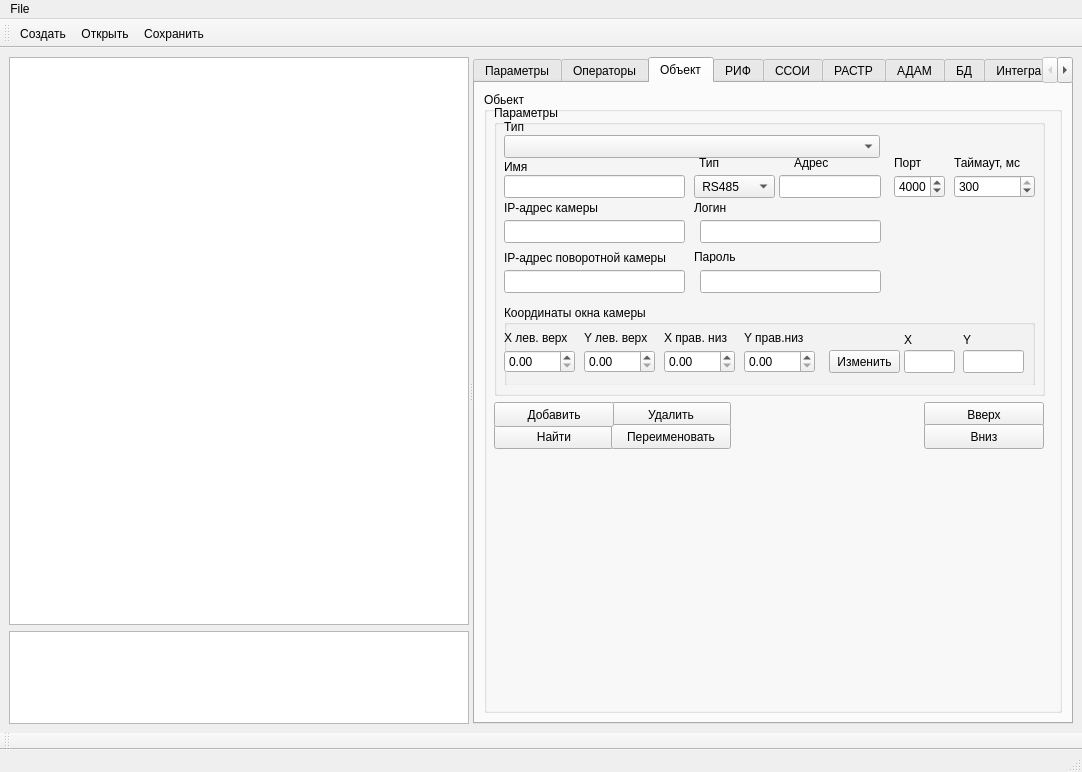
Before: the Qt Designer form m_cfg/MainWindowCFG.ui in xXRadioHeadXx/start7, drawn with Qt 5.
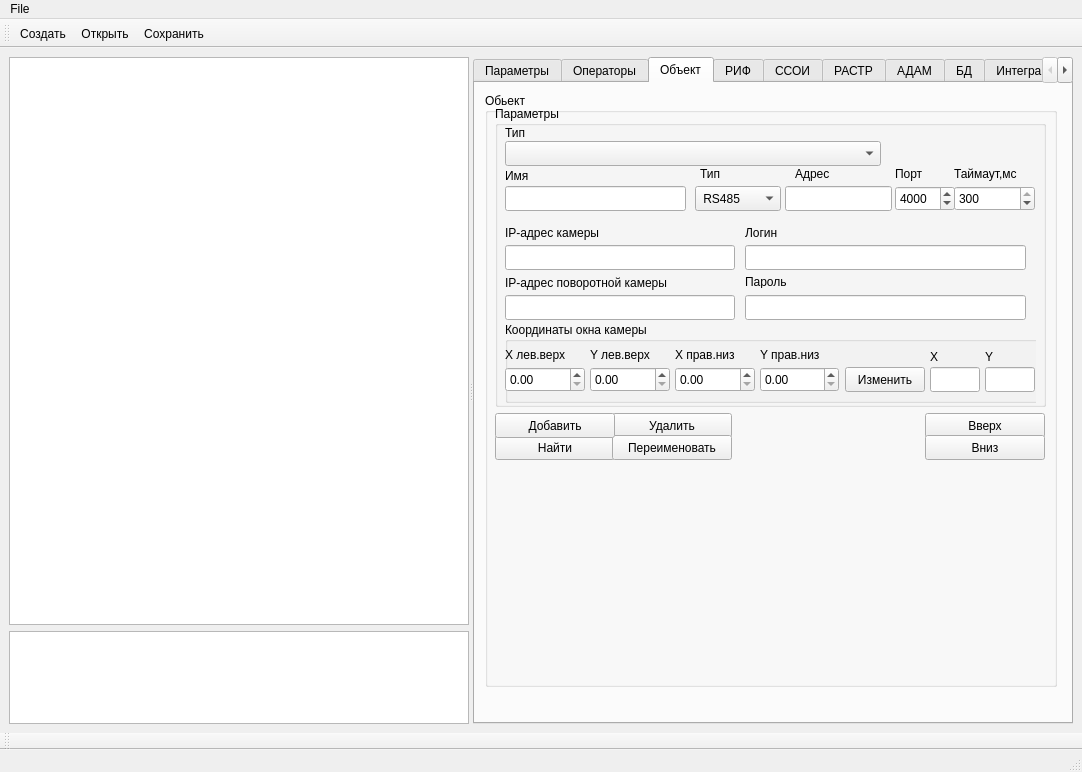
After: the same form once the commit is applied. The open tabs and pages were chosen to show the change. Icons and pictures are not drawn. Custom widgets are drawn as their Qt base class.

The edit to the form file:
```diff
--- a/m_cfg/MainWindowCFG.ui
+++ b/m_cfg/MainWindowCFG.ui
@@ -537,9 +537,15 @@
         <attribute name="title">
          <string>Объект</string>
         </attribute>
-        <layout class="QGridLayout" name="gridLayout_4">
-         <item row="0" column="0">
           <widget class="QGroupBox" name="groupBox_2">
+         <property name="geometry">
+          <rect>
+           <x>10</x>
+           <y>10</y>
+           <width>572</width>
+           <height>594</height>
+          </rect>
+         </property>
            <property name="sizePolicy">
             <sizepolicy hsizetype="Expanding" vsizetype="Expanding">
              <horstretch>0</horstretch>
@@ -567,7 +573,7 @@
               <x>10</x>
               <y>13</y>
               <width>551</width>
-              <height>291</height>
+            <height>301</height>
              </rect>
             </property>
             <property name="minimumSize">
@@ -589,7 +595,7 @@
              <property name="geometry">
               <rect>
                <x>10</x>
-               <y>15</y>
+             <y>20</y>
                <width>47</width>
                <height>13</height>
               </rect>
@@ -602,9 +608,9 @@
              <property name="geometry">
               <rect>
                <x>10</x>
-               <y>30</y>
+             <y>35</y>
                <width>376</width>
-               <height>23</height>
+             <height>25</height>
               </rect>
              </property>
             </widget>
@@ -612,7 +618,7 @@
              <property name="geometry">
               <rect>
                <x>10</x>
-               <y>55</y>
+             <y>63</y>
                <width>47</width>
                <height>13</height>
               </rect>
@@ -625,9 +631,9 @@
              <property name="geometry">
               <rect>
                <x>10</x>
-               <y>70</y>
+             <y>80</y>
                <width>181</width>
-               <height>23</height>
+             <height>25</height>
               </rect>
              </property>
             </widget>
@@ -635,7 +641,7 @@
              <property name="geometry">
               <rect>
                <x>0</x>
-               <y>95</y>
+             <y>119</y>
                <width>541</width>
                <height>101</height>
               </rect>
@@ -901,8 +907,8 @@
                 <rect>
                  <x>10</x>
                  <y>20</y>
-                 <width>181</width>
-                 <height>23</height>
+               <width>230</width>
+               <height>25</height>
                 </rect>
                </property>
               </widget>
@@ -922,7 +928,7 @@
               <widget class="QLabel" name="label_86">
                <property name="geometry">
                 <rect>
-                 <x>200</x>
+               <x>250</x>
                  <y>0</y>
                  <width>47</width>
                  <height>16</height>
@@ -935,17 +941,17 @@
               <widget class="QLineEdit" name="STRAZH_IP_lineEdit__login">
                <property name="geometry">
                 <rect>
-                 <x>206</x>
+               <x>250</x>
                  <y>20</y>
-                 <width>181</width>
-                 <height>23</height>
+               <width>281</width>
+               <height>25</height>
                 </rect>
                </property>
               </widget>
               <widget class="QLabel" name="label_87">
                <property name="geometry">
                 <rect>
-                 <x>200</x>
+               <x>250</x>
                  <y>50</y>
                  <width>50</width>
                  <height>13</height>
@@ -958,10 +964,10 @@
               <widget class="QLineEdit" name="STRAZH_IP_lineEdit__password">
                <property name="geometry">
                 <rect>
-                 <x>206</x>
+               <x>250</x>
                  <y>70</y>
-                 <width>181</width>
-                 <height>23</height>
+               <width>281</width>
+               <height>25</height>
                 </rect>
                </property>
               </widget>
@@ -970,7 +976,7 @@
                 <rect>
                  <x>10</x>
                  <y>50</y>
-                 <width>191</width>
+               <width>231</width>
                  <height>16</height>
                 </rect>
                </property>
@@ -983,8 +989,8 @@
                 <rect>
                  <x>10</x>
                  <y>70</y>
-                 <width>181</width>
-                 <height>23</height>
+               <width>230</width>
+               <height>25</height>
                 </rect>
                </property>
               </widget>
@@ -1945,7 +1951,7 @@
              <property name="geometry">
               <rect>
                <x>200</x>
-               <y>40</y>
+             <y>50</y>
                <width>341</width>
                <height>60</height>
               </rect>
@@ -1971,10 +1977,10 @@
              <widget class="QStackedWidget" name="UDP_RS485_stacked">
               <property name="geometry">
                <rect>
-                <x>190</x>
+              <x>200</x>
                 <y>0</y>
-                <width>161</width>
-                <height>54</height>
+              <width>141</width>
+              <height>61</height>
                </rect>
               </property>
               <property name="currentIndex">
@@ -1984,7 +1990,7 @@
                <widget class="QLabel" name="label_80">
                 <property name="geometry">
                  <rect>
-                  <x>10</x>
+                <x>0</x>
                   <y>10</y>
                   <width>47</width>
                   <height>16</height>
@@ -1997,23 +2003,23 @@
                <widget class="QLabel" name="label_81">
                 <property name="geometry">
                  <rect>
-                  <x>70</x>
+                <x>59</x>
                   <y>10</y>
                   <width>91</width>
                   <height>16</height>
                  </rect>
                 </property>
                 <property name="text">
-                 <string>Таймаут, мс</string>
+               <string>Таймаут,мс</string>
                 </property>
                </widget>
                <widget class="QDoubleSpinBox" name="UdpPort_doubleSpinBox">
                 <property name="geometry">
                  <rect>
-                  <x>10</x>
+                <x>0</x>
                   <y>30</y>
-                  <width>51</width>
-                  <height>23</height>
+                <width>60</width>
+                <height>25</height>
                  </rect>
                 </property>
                 <property name="decimals">
@@ -2029,10 +2035,10 @@
                <widget class="QDoubleSpinBox" name="timeout_doubleSpinBox">
                 <property name="geometry">
                  <rect>
-                  <x>70</x>
+                <x>59</x>
                   <y>30</y>
                   <width>81</width>
-                  <height>23</height>
+                <height>25</height>
                  </rect>
                 </property>
                 <property name="decimals">
@@ -2089,8 +2095,8 @@
                <rect>
                 <x>0</x>
                 <y>30</y>
-                <width>81</width>
-                <height>23</height>
+              <width>86</width>
+              <height>25</height>
                </rect>
               </property>
               <item>
@@ -2107,21 +2113,21 @@
              <widget class="QLineEdit" name="ipadress_lineedit">
               <property name="geometry">
                <rect>
-                <x>85</x>
+              <x>90</x>
                 <y>30</y>
-                <width>102</width>
-                <height>23</height>
+              <width>107</width>
+              <height>25</height>
                </rect>
               </property>
               <property name="minimumSize">
                <size>
-                <width>102</width>
-                <height>23</height>
+              <width>101</width>
+              <height>25</height>
                </size>
               </property>
               <property name="maximumSize">
                <size>
-                <width>91</width>
+              <width>999</width>
                 <height>20</height>
                </size>
               </property>
@@ -2165,9 +2171,9 @@
              <property name="geometry">
               <rect>
                <x>10</x>
-               <y>200</y>
+             <y>216</y>
                <width>531</width>
-               <height>80</height>
+             <height>81</height>
               </rect>
              </property>
              <property name="currentIndex">
@@ -2312,7 +2318,7 @@
                 <rect>
                  <x>0</x>
                  <y>0</y>
-                 <width>531</width>
+               <width>536</width>
                  <height>81</height>
                 </rect>
                </property>
@@ -2322,7 +2328,7 @@
                <widget class="QLabel" name="label_62">
                 <property name="geometry">
                  <rect>
-                  <x>459</x>
+                <x>480</x>
                   <y>25</y>
                   <width>16</width>
                   <height>20</height>
@@ -2347,7 +2353,7 @@
                <widget class="QLabel" name="label_40">
                 <property name="geometry">
                  <rect>
-                  <x>400</x>
+                <x>425</x>
                   <y>25</y>
                   <width>16</width>
                   <height>20</height>
@@ -2372,7 +2378,7 @@
                <widget class="QLabel" name="label_38">
                 <property name="geometry">
                  <rect>
-                  <x>160</x>
+                <x>170</x>
                   <y>25</y>
                   <width>91</width>
                   <height>16</height>
@@ -2391,16 +2397,16 @@
                  </size>
                 </property>
                 <property name="text">
-                 <string>X прав. низ</string>
+               <string>X прав.низ</string>
                 </property>
                </widget>
                <widget class="QPushButton" name="devline_xy_pushButton">
                 <property name="geometry">
                  <rect>
-                  <x>325</x>
+                <x>340</x>
                   <y>45</y>
-                  <width>71</width>
-                  <height>23</height>
+                <width>80</width>
+                <height>25</height>
                  </rect>
                 </property>
                 <property name="text">
@@ -2429,13 +2435,13 @@
                  </size>
                 </property>
                 <property name="text">
-                 <string>X лев. верх</string>
+               <string>X лев.верх</string>
                 </property>
                </widget>
                <widget class="QLabel" name="label_39">
                 <property name="geometry">
                  <rect>
-                  <x>240</x>
+                <x>255</x>
                   <y>25</y>
                   <width>91</width>
                   <height>16</height>
@@ -2460,16 +2466,16 @@
                <widget class="QLineEdit" name="mouse_Y">
                 <property name="geometry">
                  <rect>
-                  <x>459</x>
+                <x>480</x>
                   <y>45</y>
-                  <width>61</width>
-                  <height>23</height>
+                <width>50</width>
+                <height>25</height>
                  </rect>
                 </property>
                 <property name="minimumSize">
                  <size>
                   <width>1</width>
-                  <height>23</height>
+                <height>25</height>
                  </size>
                 </property>
                 <property name="maximumSize">
@@ -2487,8 +2493,8 @@
                  <rect>
                   <x>0</x>
                   <y>45</y>
-                  <width>71</width>
-                  <height>23</height>
+                <width>80</width>
+                <height>25</height>
                  </rect>
                 </property>
                 <property name="maximum">
@@ -2498,10 +2504,10 @@
                <widget class="QDoubleSpinBox" name="coordinate_X_doubleSpinBox_3">
                 <property name="geometry">
                  <rect>
-                  <x>80</x>
+                <x>85</x>
                   <y>45</y>
-                  <width>71</width>
-                  <height>23</height>
+                <width>80</width>
+                <height>25</height>
                  </rect>
                 </property>
                 <property name="maximum">
@@ -2511,7 +2517,7 @@
                <widget class="QLabel" name="label_37">
                 <property name="geometry">
                  <rect>
-                  <x>80</x>
+                <x>85</x>
                   <y>25</y>
                   <width>91</width>
                   <height>16</height>
@@ -2530,16 +2536,16 @@
                  </size>
                 </property>
                 <property name="text">
-                 <string>Y лев. верх</string>
+               <string>Y лев.верх</string>
                 </property>
                </widget>
                <widget class="QDoubleSpinBox" name="coordinate_X_doubleSpinBox_5">
                 <property name="geometry">
                  <rect>
-                  <x>240</x>
+                <x>255</x>
                   <y>45</y>
-                  <width>71</width>
-                  <height>23</height>
+                <width>79</width>
+                <height>25</height>
                  </rect>
                 </property>
                 <property name="maximum">
@@ -2549,10 +2555,10 @@
                <widget class="QDoubleSpinBox" name="coordinate_X_doubleSpinBox_4">
                 <property name="geometry">
                  <rect>
-                  <x>160</x>
+                <x>170</x>
                   <y>45</y>
-                  <width>71</width>
-                  <height>23</height>
+                <width>80</width>
+                <height>25</height>
                  </rect>
                 </property>
                 <property name="maximum">
@@ -2562,16 +2568,16 @@
                <widget class="QLineEdit" name="mouse_X">
                 <property name="geometry">
                  <rect>
-                  <x>400</x>
+                <x>425</x>
                   <y>45</y>
-                  <width>51</width>
-                  <height>23</height>
+                <width>50</width>
+                <height>25</height>
                  </rect>
                 </property>
                 <property name="minimumSize">
                  <size>
                   <width>1</width>
-                  <height>23</height>
+                <height>25</height>
                  </size>
                 </property>
                 <property name="maximumSize">
@@ -2600,7 +2606,7 @@
             <property name="geometry">
              <rect>
               <x>10</x>
-              <y>310</y>
+            <y>320</y>
               <width>551</width>
               <height>51</height>
              </rect>
@@ -2781,8 +2787,6 @@
             </widget>
            </widget>
           </widget>
-         </item>
-        </layout>
        </widget>
        <widget class="QWidget" name="Subsystem_RIF">
         <attribute name="title">
@@ -2806,7 +2810,108 @@
            <property name="title">
             <string>Подсистема РИФ</string>
            </property>
-           <layout class="QGridLayout" name="gridLayout_5">
+           <layout class="QGridLayout" name="gridLayout_4">
+            <item row="1" column="0">
+             <layout class="QHBoxLayout" name="horizontalLayout">
+              <item>
+               <layout class="QVBoxLayout" name="verticalLayout">
+                <item>
+                 <widget class="QLabel" name="label_57">
+                  <property name="sizePolicy">
+                   <sizepolicy hsizetype="Fixed" vsizetype="Fixed">
+                    <horstretch>0</horstretch>
+                    <verstretch>0</verstretch>
+                   </sizepolicy>
+                  </property>
+                  <property name="minimumSize">
+                   <size>
+                    <width>121</width>
+                    <height>25</height>
+                   </size>
+                  </property>
+                  <property name="text">
+                   <string>Период автоДК</string>
+                  </property>
+                 </widget>
+                </item>
+                <item>
+                 <widget class="QComboBox" name="RIF_AutoDK_comboBox">
+                  <property name="sizePolicy">
+                   <sizepolicy hsizetype="Fixed" vsizetype="Fixed">
+                    <horstretch>0</horstretch>
+                    <verstretch>0</verstretch>
+                   </sizepolicy>
+                  </property>
+                  <property name="minimumSize">
+                   <size>
+                    <width>121</width>
+                    <height>25</height>
+                   </size>
+                  </property>
+                  <item>
+                   <property name="text">
+                    <string>ВЫКЛ</string>
+                   </property>
+                  </item>
+                  <item>
+                   <property name="text">
+                    <string>1 час</string>
+                   </property>
+                  </item>
+                  <item>
+                   <property name="text">
+                    <string>2 часа</string>
+                   </property>
+                  </item>
+                  <item>
+                   <property name="text">
+                    <string>3 часа</string>
+                   </property>
+                  </item>
+                  <item>
+                   <property name="text">
+                    <string>4 часа</string>
+                   </property>
+                  </item>
+                 </widget>
+                </item>
+               </layout>
+              </item>
+              <item>
+               <layout class="QVBoxLayout" name="verticalLayout_4">
+                <item>
+                 <widget class="QLabel" name="label_58">
+                  <property name="sizePolicy">
+                   <sizepolicy hsizetype="Fixed" vsizetype="Fixed">
+                    <horstretch>0</horstretch>
+                    <verstretch>0</verstretch>
+                   </sizepolicy>
+                  </property>
+                  <property name="minimumSize">
+                   <size>
+                    <width>401</width>
+                    <height>25</height>
+                   </size>
+                  </property>
+                  <property name="text">
+                   <string>Таймаут для определения направления (Точка-Т(С), c</string>
+                  </property>
+                 </widget>
+                </item>
+                <item>
+                 <widget class="QDoubleSpinBox" name="RIF_TochkaDirectionInterval_doubleSpinBox">
+                  <property name="minimumSize">
+                   <size>
+                    <width>401</width>
+                    <height>25</height>
+                   </size>
+                  </property>
+                 </widget>
+                </item>
+               </layout>
+              </item>
+             </layout>
+            </item>
             <item row="0" column="0">
              <widget class="QGroupBox" name="groupBox_5">
               <property name="title">
```
Left out of the diff: 445 changed lines with no effect on the pictures. Lines whose indentation alone changed are shown as unchanged.
